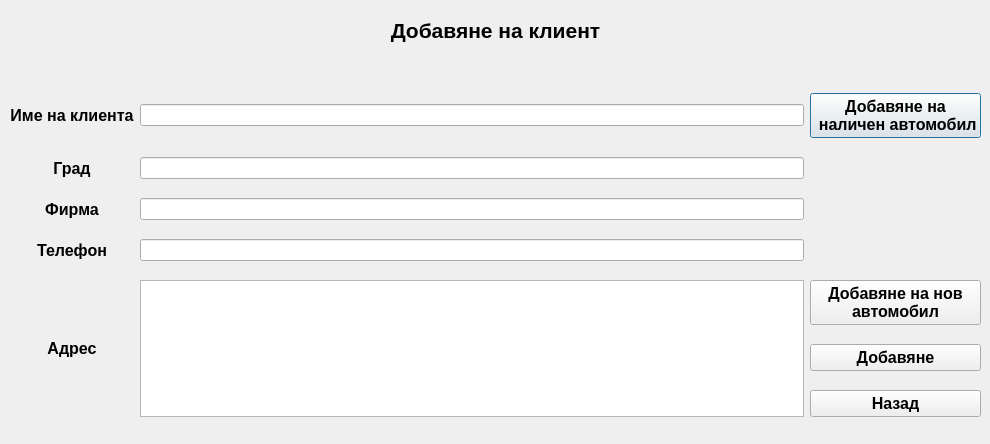
The window that newclient.ui (JohnnyBrawo/CarServ) describes before a commit, drawn with Qt 5.
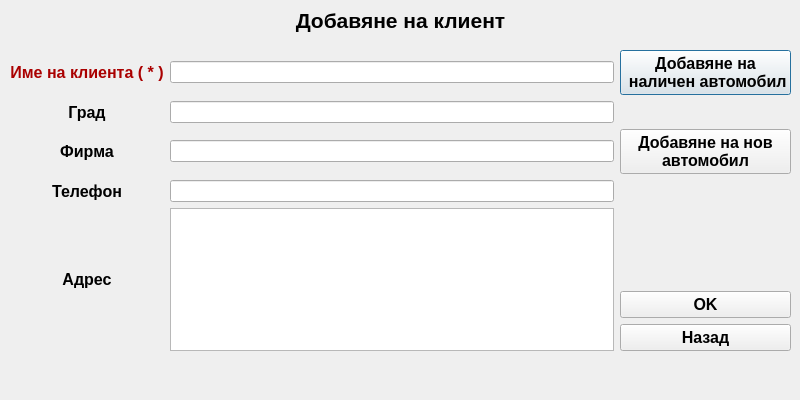
The same window after the commit.

Commit message: Clients form almost done

Patch:
```diff
--- a/newclient.ui
+++ b/newclient.ui
@@ -6,8 +6,8 @@
    <rect>
     <x>0</x>
     <y>0</y>
-    <width>990</width>
-    <height>444</height>
+    <width>800</width>
+    <height>400</height>
    </rect>
   </property>
   <property name="windowTitle">
@@ -17,8 +17,8 @@
    <property name="geometry">
     <rect>
      <x>0</x>
-     <y>10</y>
-     <width>991</width>
+     <y>0</y>
+     <width>801</width>
      <height>41</height>
     </rect>
    </property>
@@ -40,9 +40,9 @@
    <property name="geometry">
     <rect>
      <x>10</x>
-     <y>80</y>
-     <width>971</width>
-     <height>351</height>
+     <y>50</y>
+     <width>781</width>
+     <height>301</height>
     </rect>
    </property>
    <layout class="QGridLayout" name="gridLayout">
@@ -58,8 +58,11 @@
       <property name="autoFillBackground">
        <bool>true</bool>
       </property>
+      <property name="styleSheet">
+       <string notr="true">color: rgb(170, 0, 0);</string>
+      </property>
       <property name="text">
-       <string>Име на клиента</string>
+       <string>Име на клиента ( * )</string>
       </property>
       <property name="alignment">
        <set>Qt::AlignCenter</set>
@@ -90,20 +93,6 @@
     <item row="4" column="1">
      <widget class="QLineEdit" name="LText_ClientPhone"/>
     </item>
-    <item row="6" column="2">
-     <widget class="QPushButton" name="Button_Add_Client">
-      <property name="font">
-       <font>
-        <pointsize>12</pointsize>
-        <weight>75</weight>
-        <bold>true</bold>
-       </font>
-      </property>
-      <property name="text">
-       <string>Добавяне</string>
-      </property>
-     </widget>
-    </item>
     <item row="1" column="0">
      <widget class="QLabel" name="L_Klien_City">
       <property name="font">
@@ -164,21 +153,6 @@
       </property>
      </widget>
     </item>
-    <item row="5" column="2">
-     <widget class="QPushButton" name="Button_AddClientAutoNew">
-      <property name="font">
-       <font>
-        <pointsize>12</pointsize>
-        <weight>75</weight>
-        <bold>true</bold>
-       </font>
-      </property>
-      <property name="text">
-       <string>Добавяне на нов 
-автомобил</string>
-      </property>
-     </widget>
-    </item>
     <item row="4" column="0">
      <widget class="QLabel" name="L_Klient_Phone">
       <property name="font">
@@ -199,6 +173,9 @@
       </property>
      </widget>
     </item>
+    <item row="5" column="1" rowspan="3">
+     <widget class="QPlainTextEdit" name="PText_ClientAddress"/>
+    </item>
     <item row="1" column="1">
      <widget class="QLineEdit" name="LText_ClientCity"/>
     </item>
@@ -216,8 +193,34 @@
       </property>
      </widget>
     </item>
-    <item row="5" column="1" rowspan="3">
-     <widget class="QPlainTextEdit" name="PText_ClientAddress"/>
+    <item row="6" column="2">
+     <widget class="QPushButton" name="Button_Add_Client">
+      <property name="font">
+       <font>
+        <pointsize>12</pointsize>
+        <weight>75</weight>
+        <bold>true</bold>
+       </font>
+      </property>
+      <property name="text">
+       <string>OK</string>
+      </property>
+     </widget>
+    </item>
+    <item row="2" column="2">
+     <widget class="QPushButton" name="Button_AddClientAutoNew">
+      <property name="font">
+       <font>
+        <pointsize>12</pointsize>
+        <weight>75</weight>
+        <bold>true</bold>
+       </font>
+      </property>
+      <property name="text">
+       <string>Добавяне на нов 
+автомобил</string>
+      </property>
+     </widget>
     </item>
    </layout>
   </widget>
```
The commit also changes 36 other files.
